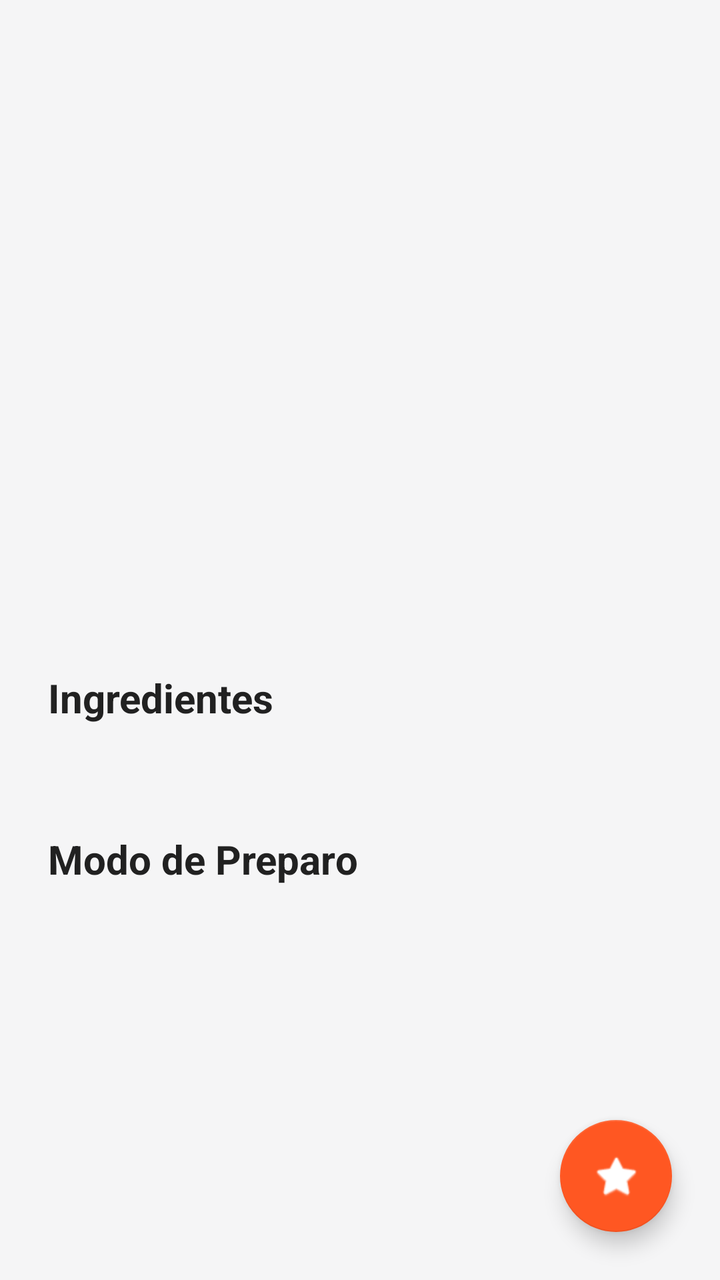
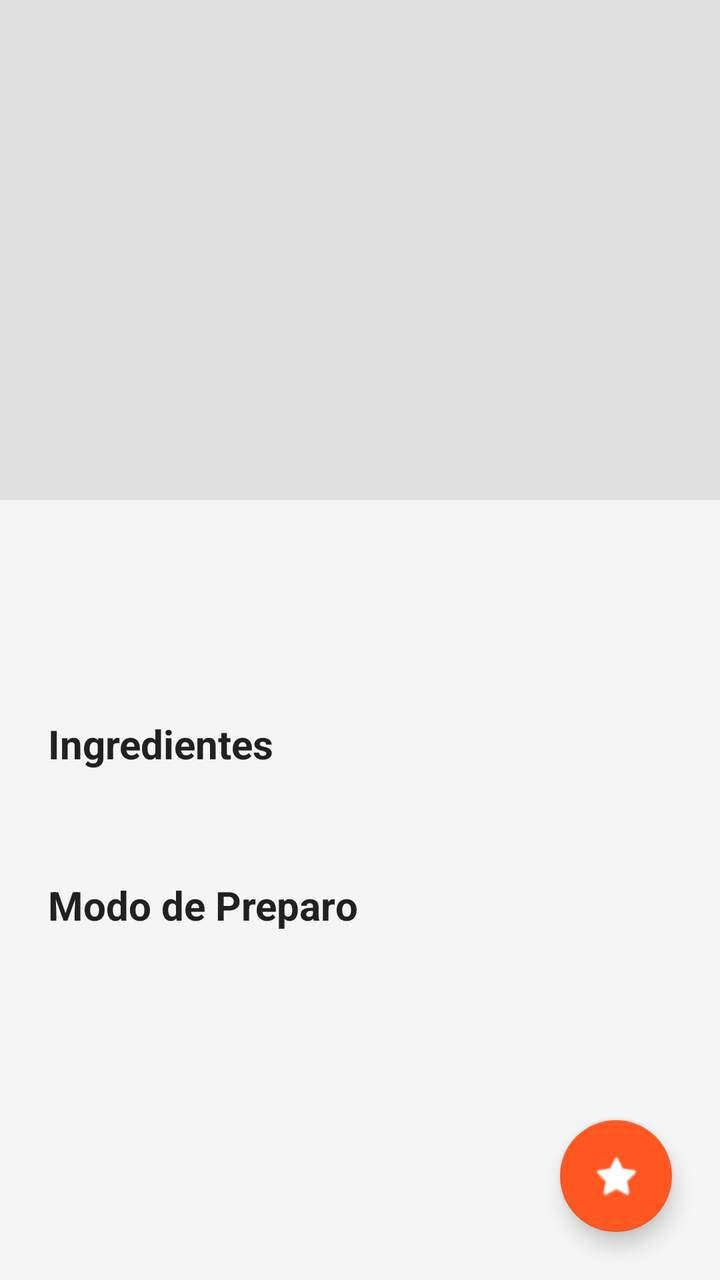

Screens rendered from an Android XML layout before and after an edit, with the pre-edit source and the edit as a unified diff.
<!-- AndroidManifest.xml: application theme Theme.ReceitaFacil -->
<!-- res/layout/activity_detalhe.xml -->
<?xml version="1.0" encoding="utf-8"?>
<androidx.coordinatorlayout.widget.CoordinatorLayout
    xmlns:android="http://schemas.android.com/apk/res/android"
    xmlns:app="http://schemas.android.com/apk/res-auto"
    android:layout_width="match_parent"
    android:layout_height="match_parent"
    android:background="@color/backgroundColor">

    <ScrollView
        android:layout_width="match_parent"
        android:layout_height="match_parent">

        <LinearLayout
            android:layout_width="match_parent"
            android:layout_height="wrap_content"
            android:orientation="vertical">

            <ImageView
                android:id="@+id/imgDetalhe"
                android:layout_width="match_parent"
                android:layout_height="250dp"
                android:scaleType="centerCrop" />

            <LinearLayout
                android:layout_width="match_parent"
                android:layout_height="wrap_content"
                android:orientation="vertical"
                android:padding="24dp">

                <TextView
                    android:id="@+id/txtTituloDetalhe"
                    android:layout_width="wrap_content"
                    android:layout_height="wrap_content"
                    android:textSize="28sp"
                    android:textStyle="bold"
                    android:textColor="@color/primaryColor" />

                <TextView
                    android:layout_width="wrap_content"
                    android:layout_height="wrap_content"
                    android:text="Ingredientes"
                    android:textSize="20sp"
                    android:textStyle="bold"
                    android:layout_marginTop="24dp"
                    android:textColor="@color/textColorPrimary"/>

                <TextView
                    android:id="@+id/txtIngredientes"
                    android:layout_width="match_parent"
                    android:layout_height="wrap_content"
                    android:layout_marginTop="8dp"
                    android:lineSpacingExtra="4dp"
                    android:textSize="16sp"
                    android:textColor="@color/textColorSecondary"/>

                <TextView
                    android:layout_width="wrap_content"
                    android:layout_height="wrap_content"
                    android:text="Modo de Preparo"
                    android:textSize="20sp"
                    android:textStyle="bold"
                    android:layout_marginTop="24dp"
                    android:textColor="@color/textColorPrimary"/>

                <TextView
                    android:id="@+id/txtModoPreparo"
                    android:layout_width="match_parent"
                    android:layout_height="wrap_content"
                    android:layout_marginTop="8dp"
                    android:layout_marginBottom="80dp"
                    android:lineSpacingExtra="4dp"
                    android:textSize="16sp"
                    android:textColor="@color/textColorSecondary"/>
            </LinearLayout>
        </LinearLayout>
    </ScrollView>

    <com.google.android.material.floatingactionbutton.FloatingActionButton
        android:id="@+id/fabFavorito"
        android:layout_width="wrap_content"
        android:layout_height="wrap_content"
        android:layout_gravity="bottom|end"
        android:layout_margin="24dp"
        app:tint="@android:color/white"
        app:backgroundTint="@color/primaryColor"
        android:src="@android:drawable/btn_star_big_off" />

</androidx.coordinatorlayout.widget.CoordinatorLayout>
<!-- resources referenced by this layout -->
<resources>
  <color name="backgroundColor">#F5F5F6</color>
  <color name="primaryColor">#FF5722</color>
  <color name="textColorPrimary">#212121</color>
  <color name="textColorSecondary">#757575</color>
  <style name="Theme.ReceitaFacil" parent="Theme.MaterialComponents.DayNight.DarkActionBar">
          
          <item name="colorPrimary">@color/primaryColor</item>
          <item name="colorPrimaryVariant">@color/primaryDarkColor</item>
          <item name="colorOnPrimary">@color/white</item>
  
          
          <item name="colorSecondary">@color/secondaryColor</item>
          <item name="colorSecondaryVariant">@color/secondaryColor</item>
          <item name="colorOnSecondary">@color/black</item>
  
          
          <item name="android:statusBarColor">?attr/colorPrimaryVariant</item>
      </style>
  <color name="primaryDarkColor">#E64A19</color>
  <color name="white">#FFFFFFFF</color>
  <color name="secondaryColor">#FFC107</color>
  <color name="black">#FF000000</color>
</resources>

<!-- the commit's change to res/layout/activity_detalhe.xml (unified diff, before → after) -->
@@ -19,13 +19,19 @@
                 android:id="@+id/imgDetalhe"
                 android:layout_width="match_parent"
                 android:layout_height="250dp"
-                android:scaleType="centerCrop" />
+                android:scaleType="centerCrop"
+                android:background="@color/placeholderColor"
+                android:contentDescription="@string/desc_imagem_receita" />
 
+            
             <LinearLayout
                 android:layout_width="match_parent"
                 android:layout_height="wrap_content"
                 android:orientation="vertical"
-                android:padding="24dp">
+                android:paddingStart="24dp"
+                android:paddingEnd="24dp"
+                android:paddingTop="24dp"
+                android:paddingBottom="96dp">
 
                 <TextView
                     android:id="@+id/txtTituloDetalhe"
@@ -36,13 +42,21 @@
                     android:textColor="@color/primaryColor" />
 
                 <TextView
+                    android:id="@+id/txtCategoriaTempo"
                     android:layout_width="wrap_content"
                     android:layout_height="wrap_content"
-                    android:text="Ingredientes"
+                    android:layout_marginTop="4dp"
+                    android:textSize="14sp"
+                    android:textColor="@color/textColorSecondary" />
+
+                <TextView
+                    android:layout_width="wrap_content"
+                    android:layout_height="wrap_content"
+                    android:text="@string/titulo_ingredientes"
                     android:textSize="20sp"
                     android:textStyle="bold"
                     android:layout_marginTop="24dp"
-                    android:textColor="@color/textColorPrimary"/>
+                    android:textColor="@color/textColorPrimary" />
 
                 <TextView
                     android:id="@+id/txtIngredientes"
@@ -51,26 +65,52 @@
                     android:layout_marginTop="8dp"
                     android:lineSpacingExtra="4dp"
                     android:textSize="16sp"
-                    android:textColor="@color/textColorSecondary"/>
+                    android:textColor="@color/textColorSecondary" />
 
                 <TextView
                     android:layout_width="wrap_content"
                     android:layout_height="wrap_content"
-                    android:text="Modo de Preparo"
+                    android:text="@string/titulo_modo_preparo"
                     android:textSize="20sp"
                     android:textStyle="bold"
                     android:layout_marginTop="24dp"
-                    android:textColor="@color/textColorPrimary"/>
+                    android:textColor="@color/textColorPrimary" />
 
                 <TextView
                     android:id="@+id/txtModoPreparo"
                     android:layout_width="match_parent"
                     android:layout_height="wrap_content"
                     android:layout_marginTop="8dp"
-                    android:layout_marginBottom="80dp"
                     android:lineSpacingExtra="4dp"
                     android:textSize="16sp"
-                    android:textColor="@color/textColorSecondary"/>
+                    android:textColor="@color/textColorSecondary" />
+
+                
+                <LinearLayout
+                    android:id="@+id/containerObservacao"
+                    android:layout_width="match_parent"
+                    android:layout_height="wrap_content"
+                    android:orientation="vertical"
+                    android:visibility="gone">
+
+                    <TextView
+                        android:layout_width="wrap_content"
+                        android:layout_height="wrap_content"
+                        android:text="@string/titulo_observacao"
+                        android:textSize="20sp"
+                        android:textStyle="bold"
+                        android:layout_marginTop="24dp"
+                        android:textColor="@color/textColorPrimary" />
+
+                    <TextView
+                        android:id="@+id/txtObservacao"
+                        android:layout_width="match_parent"
+                        android:layout_height="wrap_content"
+                        android:layout_marginTop="8dp"
+                        android:lineSpacingExtra="4dp"
+                        android:textSize="16sp"
+                        android:textColor="@color/textColorSecondary" />
+                </LinearLayout>
             </LinearLayout>
         </LinearLayout>
     </ScrollView>
@@ -81,6 +121,7 @@
         android:layout_height="wrap_content"
         android:layout_gravity="bottom|end"
         android:layout_margin="24dp"
+        android:contentDescription="@string/desc_favoritar"
         app:tint="@android:color/white"
         app:backgroundTint="@color/primaryColor"
         android:src="@android:drawable/btn_star_big_off" />
<!-- resource entries referenced after the edit -->
@@ -1,10 +1,16 @@
 <!-- resources referenced by this layout -->
 <resources>
   <color name="backgroundColor">#F5F5F6</color>
+  <color name="placeholderColor">#E0E0E0</color>
   <color name="primaryColor">#FF5722</color>
   <color name="textColorPrimary">#212121</color>
   <color name="textColorSecondary">#757575</color>
-  <style name="Theme.ReceitaFacil" parent="Theme.MaterialComponents.DayNight.DarkActionBar">
+  <string name="desc_favoritar">Favoritar receita</string>
+  <string name="desc_imagem_receita">Foto da receita</string>
+  <string name="titulo_ingredientes">Ingredientes</string>
+  <string name="titulo_modo_preparo">Modo de Preparo</string>
+  <string name="titulo_observacao">Observação</string>
+  <style name="Theme.ReceitaFacil" parent="Theme.MaterialComponents.Light.DarkActionBar">
           
           <item name="colorPrimary">@color/primaryColor</item>
           <item name="colorPrimaryVariant">@color/primaryDarkColor</item>
